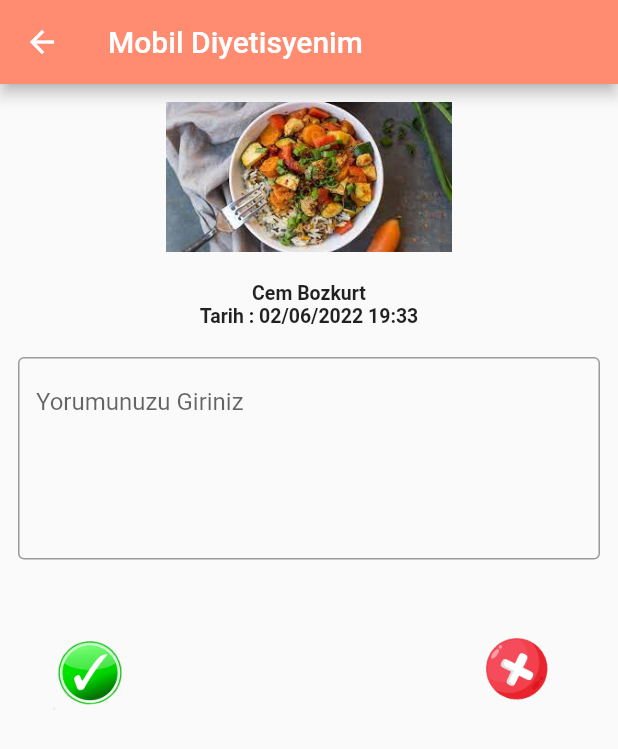
After one commit to gsodyan2/MobilDiyetisyenim, a Flutter app: the DiyetisyenReviewMealPage screen opened directly, on a phone screen of 412 x 824 dp. The commit adds this screen. Shown: the top 749 px of the screen. Run offline on Flutter 3.47's test engine with Material 2 defaults, Android fonts, the phone set to English and light mode, and no system bars; our stand-ins replace google_fonts; missing offline and left inert: dart:ffi.

Commit message:
Diyetisyen ana sayfası, bekleyen öğün değerlendirmeleri ve öğün değerlendirme sayfası.

```diff
--- a/lib/DiyetisyenPages/DiyetisyenMainPageController.dart
+++ b/lib/DiyetisyenPages/DiyetisyenMainPageController.dart
@@ -23,6 +23,7 @@ class _DiyetisyenMainPageController
     const DiyetisyenProfilPage()
   ];
 
+  // ignore: non_constant_identifier_names
   void _OnPressNavigationItems(int newIndex) {
     setState(() {
       _currentSelectedIndex = newIndex;
--- a/lib/DiyetisyenPages/DiyetisyenPastReviewsPage.dart
+++ b/lib/DiyetisyenPages/DiyetisyenPastReviewsPage.dart
@@ -80,7 +80,14 @@ class PastMealReviewCard extends StatelessWidget {
               ),
             ),
             Column(
-              children: [Text("Cem Bozkurt"), Text("Tarih : 02/06/2022 19:33")],
+              children: [
+                Text("Cem Bozkurt",
+                    style: const TextStyle(
+                        fontSize: 11, fontWeight: FontWeight.bold)),
+                Text("Tarih : 02/06/2022 19:33",
+                    style: const TextStyle(
+                        fontSize: 11, fontWeight: FontWeight.bold))
+              ],
             ),
             Padding(
               padding: const EdgeInsets.all(10.0),
--- /dev/null
+++ b/lib/DiyetisyenPages/DiyetisyenReviewMealPage.dart
@@ -0,0 +1,78 @@
+import 'package:flutter/material.dart';
+import 'package:flutter_application_1/DiyetisyenPages/DiyetisyenProfilPage.dart';
+
+import '../ThemeRelatedSources/AppColors.dart';
+
+class DiyetisyenReviewMealPage extends StatefulWidget {
+  @override
+  State<DiyetisyenReviewMealPage> createState() => _DiyetisyenReviewMealPage();
+}
+
+class _DiyetisyenReviewMealPage extends State<DiyetisyenReviewMealPage> {
+  @override
+  Widget build(BuildContext context) {
+    return Scaffold(
+      appBar: AppBar(
+          title: Text("Mobil Diyetisyenim"),
+          backgroundColor: AppColors.mainBackgrounColor),
+      body: Center(
+        child: Padding(
+          padding: const EdgeInsets.all(12.0),
+          child: Column(mainAxisAlignment: MainAxisAlignment.start, children: [
+            // Yemeğin Resmi
+            Image.asset(
+              "assets/meal_image.jpg",
+              height: 100,
+            ),
+            EmptyBox(width: 1, height: 20),
+            // Danışanın adı
+            Text("Cem Bozkurt",
+                style:
+                    const TextStyle(fontSize: 13, fontWeight: FontWeight.bold)),
+            // Tarih
+            Text("Tarih : 02/06/2022 19:33",
+                style:
+                    const TextStyle(fontSize: 13, fontWeight: FontWeight.bold)),
+            EmptyBox(width: 1, height: 20),
+            // Not girme kısmı
+            TextField(
+              maxLines: 5,
+              decoration: InputDecoration(
+                border: OutlineInputBorder(),
+                hintText: 'Yorumunuzu Giriniz',
+              ),
+            ),
+            EmptyBox(width: 1, height: 20),
+            Padding(
+              padding: const EdgeInsets.all(15.0),
+              child: Row(
+                mainAxisAlignment: MainAxisAlignment.spaceBetween,
+                children: [
+                  TextButton(
+                    onPressed: () {
+                      Navigator.pop(context);
+                    },
+                    child: Image.asset(
+                      "assets/approve_sign.png",
+                      height: 50,
+                      width: 50,
+                    ),
+                  ),
+                  TextButton(
+                    onPressed: () {
+                      Navigator.pop(context);
+                    },
+                    child: Image.asset(
+                      "assets/decline_sign.png",
+                      height: 65,
+                    ),
+                  )
+                ],
+              ),
+            )
+          ]),
+        ),
+      ),
+    );
+  }
+}
```
Also changed, not shown: lib/DiyetisyenPages/DiyetisyenMainPage.dart (+65 -2 lines).
